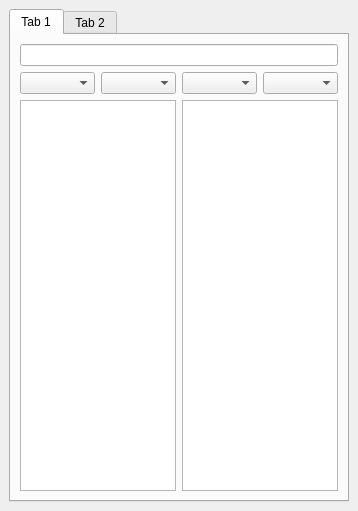
axsapronov/QSopherim, file src/panel/leftpanel/leftpanel.ui: the form before one commit.
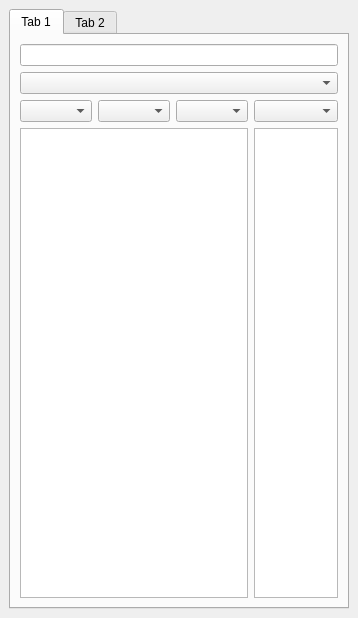
The form after the commit.

What changed in the file:
```diff
--- a/src/panel/leftpanel/leftpanel.ui
+++ b/src/panel/leftpanel/leftpanel.ui
@@ -7,7 +7,7 @@
     <x>0</x>
     <y>0</y>
     <width>358</width>
-    <height>511</height>
+    <height>618</height>
    </rect>
   </property>
   <property name="windowTitle">
@@ -25,22 +25,22 @@
         <string>Tab 1</string>
        </attribute>
        <layout class="QGridLayout" name="gridLayout_2">
-        <item row="1" column="0">
+        <item row="1" column="0" colspan="4">
+         <widget class="QComboBox" name="comBModules"/>
+        </item>
+        <item row="2" column="0">
          <widget class="QComboBox" name="comB"/>
         </item>
-        <item row="1" column="1">
+        <item row="2" column="1">
          <widget class="QComboBox" name="comB_2"/>
         </item>
-        <item row="1" column="2">
+        <item row="2" column="2">
          <widget class="QComboBox" name="comB_4"/>
         </item>
-        <item row="0" column="0" colspan="4">
-         <widget class="QLineEdit" name="LE"/>
-        </item>
-        <item row="1" column="3">
+        <item row="2" column="3">
          <widget class="QComboBox" name="comB_3"/>
         </item>
-        <item row="2" column="0" colspan="2">
+        <item row="3" column="0" colspan="3">
          <widget class="QTableView" name="tableBook">
           <property name="editTriggers">
            <set>QAbstractItemView::NoEditTriggers</set>
@@ -62,8 +62,33 @@
           </attribute>
          </widget>
         </item>
-        <item row="2" column="2" colspan="2">
-         <widget class="QTableView" name="tableChapter"/>
+        <item row="3" column="3">
+         <widget class="QTableView" name="tableChapter">
+          <property name="editTriggers">
+           <set>QAbstractItemView::NoEditTriggers</set>
+          </property>
+          <property name="showGrid">
+           <bool>false</bool>
+          </property>
+          <property name="gridStyle">
+           <enum>Qt::DashDotDotLine</enum>
+          </property>
+          <property name="wordWrap">
+           <bool>false</bool>
+          </property>
+          <property name="cornerButtonEnabled">
+           <bool>false</bool>
+          </property>
+          <attribute name="horizontalHeaderVisible">
+           <bool>false</bool>
+          </attribute>
+          <attribute name="verticalHeaderVisible">
+           <bool>false</bool>
+          </attribute>
+         </widget>
+        </item>
+        <item row="0" column="0" colspan="4">
+         <widget class="QLineEdit" name="LE"/>
         </item>
        </layout>
       </widget>
```
